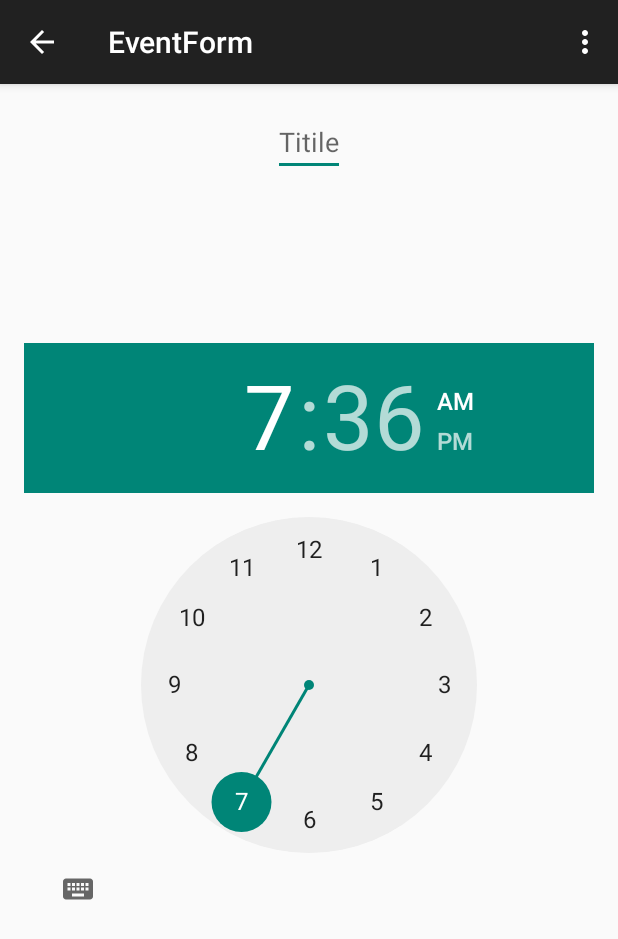
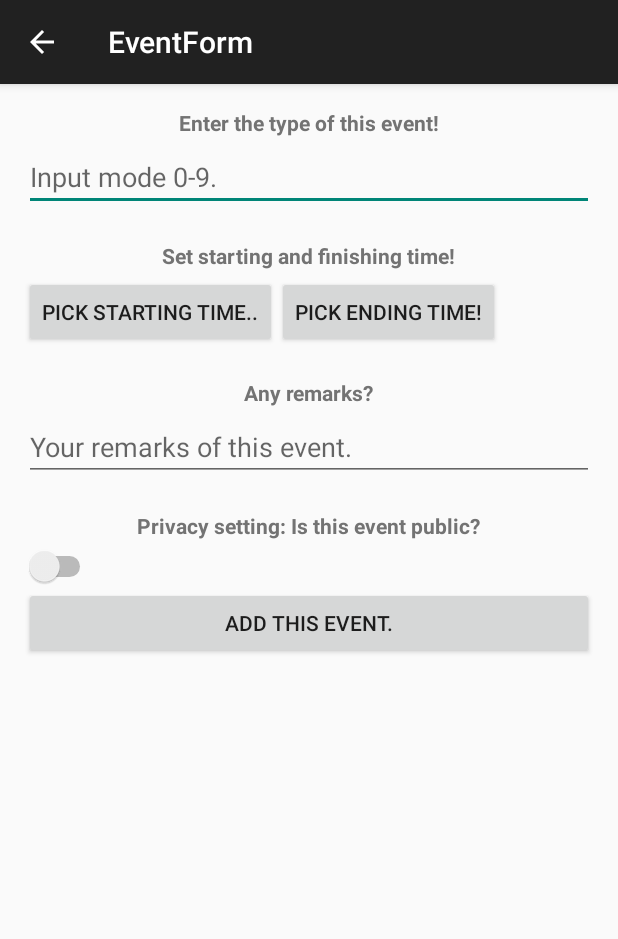
Before and after one commit to Dongee-W/SocialCalendar, an Android app: the EventForm screen opened directly, with no data from a screen before it, on a phone screen of 412 x 824 dp. Shown: the top 939 px of the screen. Run offline under Robolectric (Android 15) with nearby library versions, the phone set to English and light mode, and no system bars.

Commit message:
Event form phase one

```diff
--- /dev/null
+++ b/app/src/main/res/drawable/shape_window_dim.xml
@@ -0,0 +1,5 @@
+<?xml version="1.0" encoding="utf-8"?>
+<shape xmlns:android="http://schemas.android.com/apk/res/android"
+        android:shape="rectangle" >
+    <solid android:color="#000000" />
+</shape>
--- a/app/src/main/res/layout/activity_event_form.xml
+++ b/app/src/main/res/layout/activity_event_form.xml
@@ -1,32 +1,99 @@
-<RelativeLayout xmlns:android="http://schemas.android.com/apk/res/android"
-    xmlns:tools="http://schemas.android.com/tools" android:layout_width="match_parent"
-    android:layout_height="match_parent" android:paddingLeft="@dimen/activity_horizontal_margin"
+<?xml version="1.0" encoding="utf-8"?>
+<FrameLayout xmlns:android="http://schemas.android.com/apk/res/android"
+             android:layout_width="fill_parent"
+             android:layout_height="fill_parent"
+             android:paddingLeft="@dimen/activity_horizontal_margin"
              android:paddingRight="@dimen/activity_horizontal_margin"
              android:paddingTop="@dimen/activity_vertical_margin"
              android:paddingBottom="@dimen/activity_vertical_margin"
-    tools:context="com.coral.cute.socialcalendar.EventForm">
+             android:id="@+id/mainmenu"
+             android:foreground="@drawable/shape_window_dim">
 
-    <EditText
+    <LinearLayout
+            android:layout_width="fill_parent"
+            android:layout_height="fill_parent"
+            android:orientation="vertical">
+        <TextView
                 android:layout_width="wrap_content"
                 android:layout_height="wrap_content"
-        android:id="@+id/editText"
-        android:layout_alignParentTop="true"
-        android:layout_centerHorizontal="true"
-        android:hint="Titile"/>
-
-    <Spinner
+                android:text="Enter the type of this event!"
+                android:id="@+id/textView"
+                android:textSize="14dp"
+                android:paddingBottom="4dp"
+                android:layout_gravity="center_horizontal"
+                android:textColor="#737373"
+                android:textStyle="bold"/>
+        <EditText
+                android:layout_width="fill_parent"
+                android:layout_height="wrap_content"
+                android:hint="Input mode 0-9."
+                android:id="@+id/event_type"/>
+        <TextView
                 android:layout_width="wrap_content"
                 android:layout_height="wrap_content"
-            android:id="@+id/spinner"
-            android:layout_below="@+id/editText"
-            android:layout_centerHorizontal="true"
-            android:layout_marginTop="111dp"/>
-
-    <TimePicker
+                android:text="Set starting and finishing time!"
+                android:id="@+id/textView2"
+                android:textSize="14dp"
+                android:paddingBottom="4dp"
+                android:paddingTop="20dp"
+                android:layout_gravity="center_horizontal"
+                android:textColor="#737373"
+                android:textStyle="bold"/>
+        <LinearLayout
+                android:layout_width="fill_parent"
+                android:layout_height="wrap_content"
+                android:orientation="horizontal">
+            <Button
                     android:layout_width="wrap_content"
                     android:layout_height="wrap_content"
-            android:id="@+id/timePicker"
-            android:layout_alignTop="@+id/spinner"
+                    android:text="Pick starting time.."
+                    android:id="@+id/start"
+                    android:layout_centerHorizontal="true"/>
+            <Button
+                    android:layout_width="wrap_content"
+                    android:layout_height="wrap_content"
+                    android:text="Pick Ending time!"
+                    android:id="@+id/end"
                     android:layout_centerHorizontal="true"/>
 
-</RelativeLayout>
+
+        </LinearLayout>
+        <TextView
+                android:layout_width="wrap_content"
+                android:layout_height="wrap_content"
+                android:text="Any remarks?"
+                android:id="@+id/textView3"
+                android:textSize="14dp"
+                android:paddingBottom="4dp"
+                android:paddingTop="20dp"
+                android:layout_gravity="center_horizontal"
+                android:textColor="#737373"
+                android:textStyle="bold"/>
+        <EditText
+                android:layout_width="fill_parent"
+                android:layout_height="wrap_content"
+                android:hint="Your remarks of this event."
+                android:id="@+id/event_remark"/>
+        <TextView
+                android:layout_width="wrap_content"
+                android:layout_height="wrap_content"
+                android:text="Privacy setting: Is this event public?"
+                android:id="@+id/textView4"
+                android:textSize="14dp"
+                android:paddingBottom="4dp"
+                android:paddingTop="20dp"
+                android:layout_gravity="center_horizontal"
+                android:textColor="#737373"
+                android:textStyle="bold"/>
+        <Switch
+                android:layout_width="wrap_content"
+                android:layout_height="wrap_content"
+                android:id="@+id/privacy_state"/>
+        <Button
+                android:layout_width="fill_parent"
+                android:layout_height="wrap_content"
+                android:text="Add this event."
+                android:id="@+id/add_event"/>
+    </LinearLayout>
+
+</FrameLayout>
```
Also changed, not shown: app/src/main/java/com/coral/cute/socialcalendar/EventForm.java (+192 -3 lines), app/src/main/res/layout/popup.xml (added, +31 -0 lines). Lines whose indentation alone changed are shown as unchanged.
